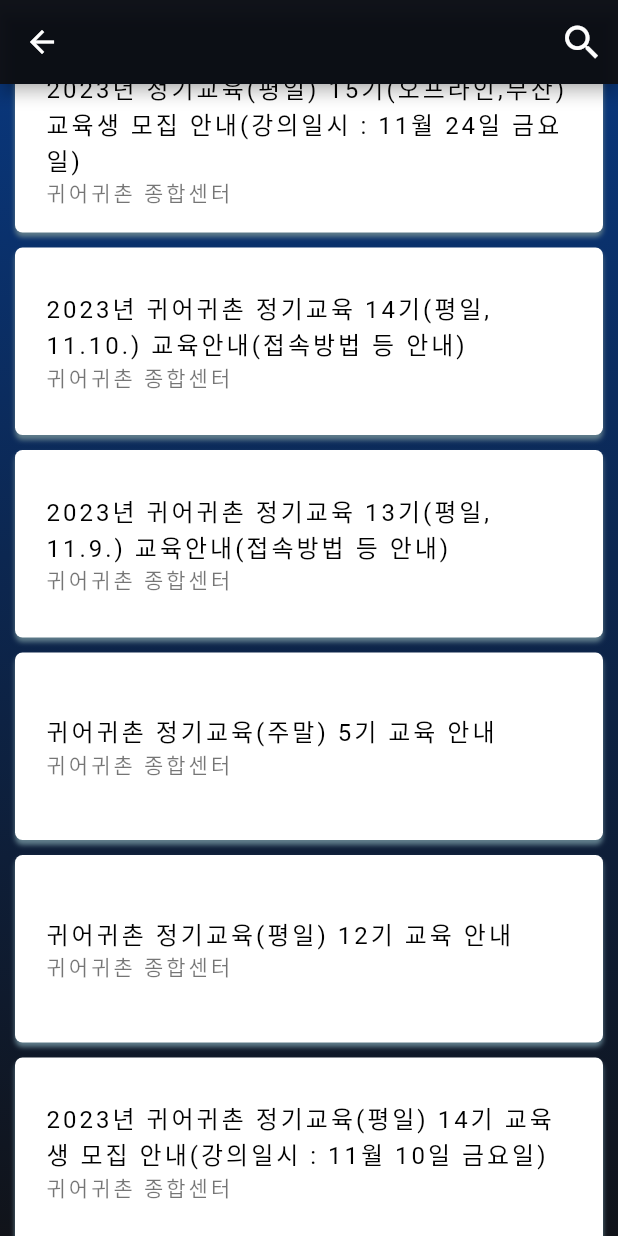
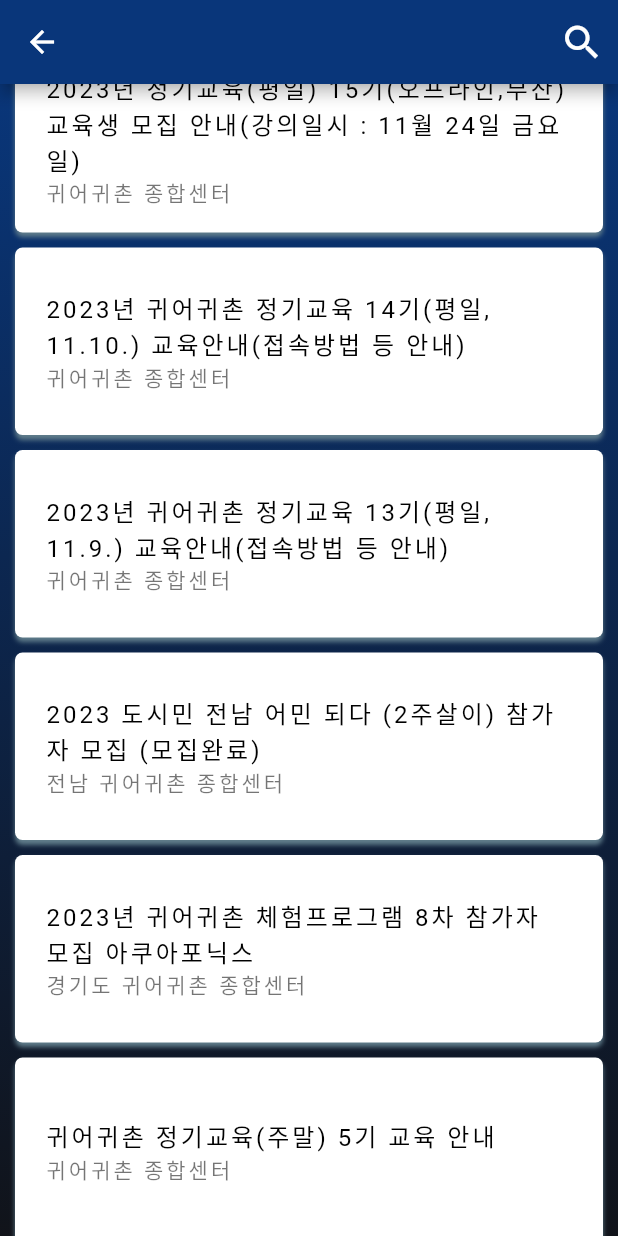
Before and after one commit to k984530/Fishermap, a Flutter app: the InformationScreen screen opened by its route, scrolled down 576 dp, on a phone screen of 412 x 824 dp. Run offline on Flutter 3.47's test engine with Material 2 defaults, Android fonts, the phone set to English and light mode, and no system bars; our stand-ins replace get; missing offline and left inert: zwidget.

Commit message:
[ADD] informationScreen URL 제외 완성

```diff
--- a/lib/Screens/Information/InformationScreen.dart
+++ b/lib/Screens/Information/InformationScreen.dart
@@ -12,11 +12,12 @@ class InformationScreen extends StatelessWidget {
     "2023년 정기교육(평일) 15기(오프라인,부산) 교육생 모집 안내(강의일시 : 11월 24일 금요일)",
     "2023년 귀어귀촌 정기교육 14기(평일, 11.10.) 교육안내(접속방법 등 안내)",
     "2023년 귀어귀촌 정기교육 13기(평일, 11.9.) 교육안내(접속방법 등 안내)",
+    "2023 도시민 전남 어민 되다 (2주살이) 참가자 모집 (모집완료)",
+    "2023년 귀어귀촌 체험프로그램 8차 참가자 모집 아쿠아포닉스",
     "귀어귀촌 정기교육(주말) 5기 교육 안내",
     "귀어귀촌 정기교육(평일) 12기 교육 안내",
-    "2023년 귀어귀촌 정기교육(평일) 14기 교육생 모집 안내(강의일시 : 11월 10일 금요일)",
-    "2023년 귀어귀촌 정기교육(평일) 13기 교육생 모집 안내(강의 일시: 11월 9일 목요일)",
-    "2023년 정기교육(주말) 5기 교육생 모집 안내(강의 일시 : 10월 28일 토요일)",
+    "2023년 귀어업인 어업체험 프로그램(심화) 어선어업II 분야 교육생 추가 모집",
+    "2023년도 경상남도 귀어학교 제 2기 심화교육(선내외기) 교육생 모집 공고",
   ];
 
   final List<String> homePage = <String>[
@@ -27,18 +28,19 @@ class InformationScreen extends StatelessWidget {
     "귀어귀촌 종합센터",
     "귀어귀촌 종합센터",
     "귀어귀촌 종합센터",
+    "전남 귀어귀촌 종합센터",
+    "경기도 귀어귀촌 종합센터",
     "귀어귀촌 종합센터",
     "귀어귀촌 종합센터",
-    "귀어귀촌 종합센터",
-    "귀어귀촌 종합센터",
-    "귀어귀촌 종합센터",
+    "경상남도 귀어귀촌 종합센터",
+    "경상남도 귀어귀촌 종합센터",
   ];
 
   @override
   Widget build(BuildContext context) {
     return Scaffold(
       appBar: AppBar(
-        backgroundColor: Color.fromARGB(238, 0, 3, 10),
+        backgroundColor: Color.fromARGB(255, 9, 54, 122),
         iconTheme: const IconThemeData(color: Colors.white),
         actions: [
           IconButton(
--- a/lib/main.dart
+++ b/lib/main.dart
@@ -23,8 +23,7 @@ class MyApp extends StatelessWidget {
     return GetMaterialApp(
       debugShowCheckedModeBanner: false,
       title: 'Flutter Demo',
-      // home: MainScreen(),
-      home: InformationScreen(),
+      home: MainScreen(),
       getPages: [
         GetPage(
           name: '/Main',
```
Also changed, not shown: lib/Screens/Town/TownScreen.dart (added).
